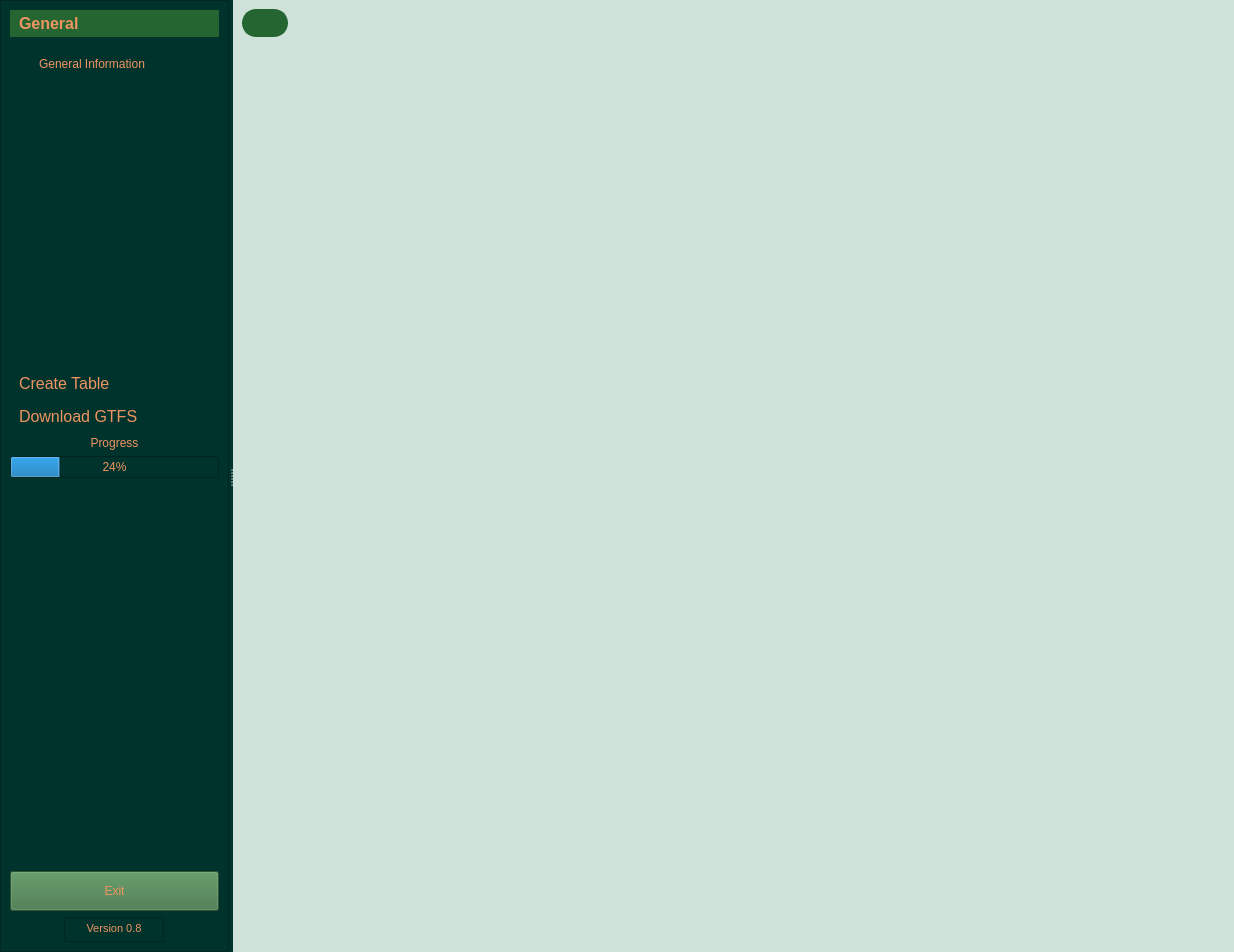
First picture: the form in view/ui/main_window.ui, repository Themishau/GTFStoFahrplan, before the edit.
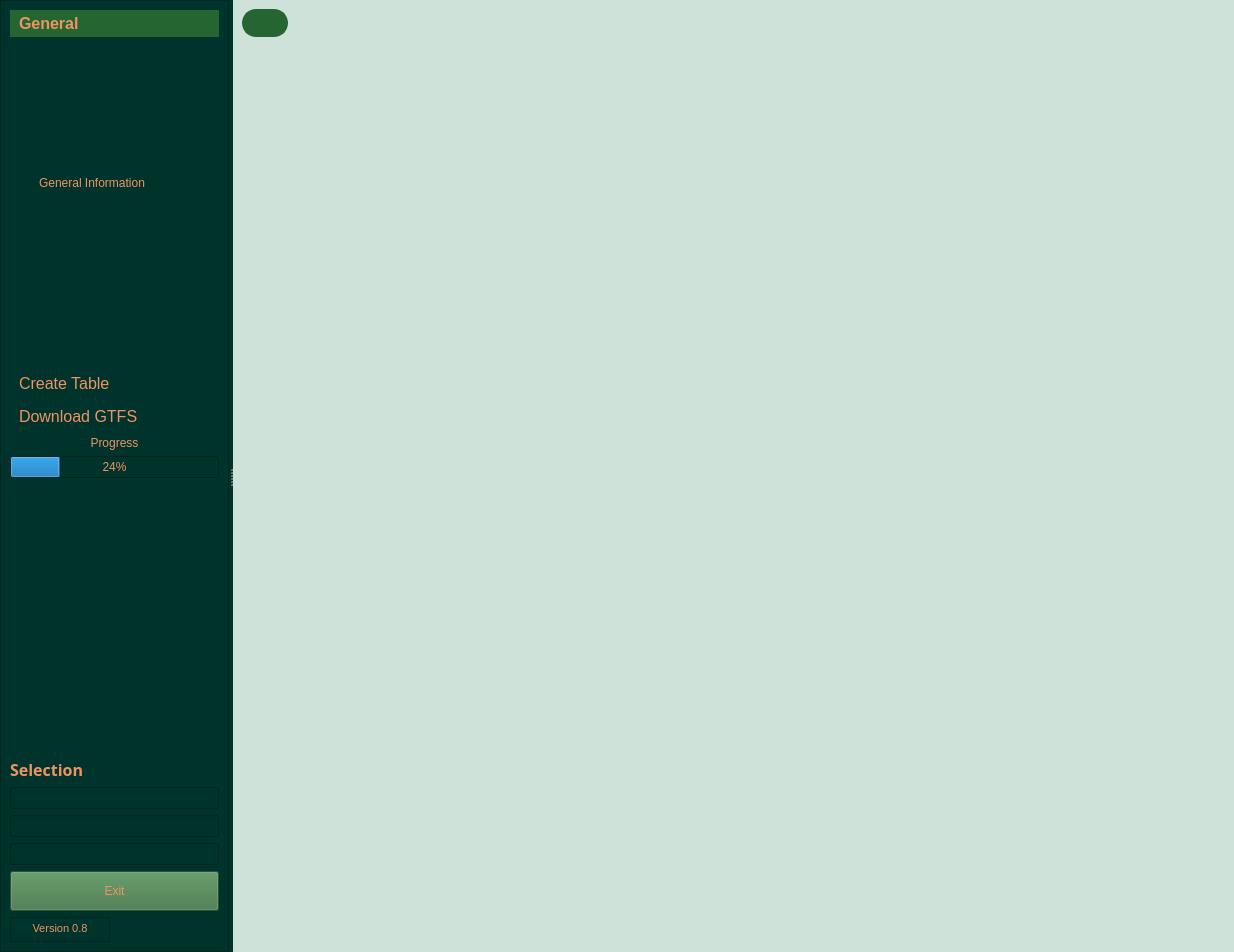
Second picture: the form after the edit. The open tabs and pages were chosen to show the change. Icons and pictures are not drawn.

What changed in the file:
```diff
--- a/view/ui/main_window.ui
+++ b/view/ui/main_window.ui
@@ -177,31 +177,11 @@
           <property name="frameShadow">
            <enum>QFrame::Raised</enum>
           </property>
-          <layout class="QGridLayout" name="gridLayout_7">
-           <item row="7" column="0" alignment="Qt::AlignHCenter|Qt::AlignVCenter">
-            <widget class="QTextBrowser" name="textBrowser">
-             <property name="maximumSize">
-              <size>
-               <width>100</width>
-               <height>25</height>
-              </size>
-             </property>
-             <property name="html">
-              <string>&lt;!DOCTYPE HTML PUBLIC &quot;-//W3C//DTD HTML 4.0//EN&quot; &quot;http://www.w3.org/TR/REC-html40/strict.dtd&quot;&gt;
-&lt;html&gt;&lt;head&gt;&lt;meta name=&quot;qrichtext&quot; content=&quot;1&quot; /&gt;&lt;meta charset=&quot;utf-8&quot; /&gt;&lt;style type=&quot;text/css&quot;&gt;
-p, li { white-space: pre-wrap; }
-hr { height: 1px; border-width: 0; }
-li.unchecked::marker { content: &quot;\2610&quot;; }
-li.checked::marker { content: &quot;\2612&quot;; }
-&lt;/style&gt;&lt;/head&gt;&lt;body style=&quot; font-family:'Segoe UI'; font-size:9pt; font-weight:400; font-style:normal;&quot;&gt;
-&lt;p align=&quot;center&quot; style=&quot; margin-top:0px; margin-bottom:0px; margin-left:0px; margin-right:0px; -qt-block-indent:0; text-indent:0px;&quot;&gt;&lt;span style=&quot; font-family:'MS Shell Dlg 2'; font-size:8.25pt;&quot;&gt;Version 0.8&lt;/span&gt;&lt;/p&gt;&lt;/body&gt;&lt;/html&gt;</string>
-             </property>
-            </widget>
-           </item>
-           <item row="2" column="0" alignment="Qt::AlignTop">
+          <layout class="QVBoxLayout" name="verticalLayout">
+           <item>
             <widget class="QToolBox" name="toolBox">
              <property name="sizePolicy">
-              <sizepolicy hsizetype="Expanding" vsizetype="Expanding">
+              <sizepolicy hsizetype="Expanding" vsizetype="Minimum">
                <horstretch>0</horstretch>
                <verstretch>0</verstretch>
               </sizepolicy>
@@ -262,6 +242,9 @@
                  <property name="orientation">
                   <enum>Qt::Vertical</enum>
                  </property>
+                 <property name="sizeType">
+                  <enum>QSizePolicy::Minimum</enum>
+                 </property>
                  <property name="sizeHint" stdset="0">
                   <size>
                    <width>20</width>
@@ -393,43 +376,7 @@
              </widget>
             </widget>
            </item>
-           <item row="6" column="0">
-            <widget class="QPushButton" name="btnExit">
-             <property name="minimumSize">
-              <size>
-               <width>100</width>
-               <height>40</height>
-              </size>
-             </property>
-             <property name="styleSheet">
-              <string notr="true">background-color: #3f7444;</string>
-             </property>
-             <property name="text">
-              <string>Exit</string>
-             </property>
-            </widget>
-           </item>
-           <item row="5" column="0">
-            <spacer name="verticalSpacer_4">
-             <property name="orientation">
-              <enum>Qt::Vertical</enum>
-             </property>
-             <property name="sizeHint" stdset="0">
-              <size>
-               <width>20</width>
-               <height>40</height>
-              </size>
-             </property>
-            </spacer>
-           </item>
-           <item row="4" column="0">
-            <widget class="QProgressBar" name="progressBar">
-             <property name="value">
-              <number>24</number>
-             </property>
-            </widget>
-           </item>
-           <item row="3" column="0">
+           <item>
             <widget class="QLabel" name="label_progress">
              <property name="text">
               <string>Progress</string>
@@ -439,6 +386,114 @@
              </property>
             </widget>
            </item>
+           <item>
+            <widget class="QProgressBar" name="progressBar">
+             <property name="value">
+              <number>24</number>
+             </property>
+            </widget>
+           </item>
+           <item>
+            <spacer name="verticalSpacer_4">
+             <property name="orientation">
+              <enum>Qt::Vertical</enum>
+             </property>
+             <property name="sizeHint" stdset="0">
+              <size>
+               <width>20</width>
+               <height>80</height>
+              </size>
+             </property>
+            </spacer>
+           </item>
+           <item>
+            <layout class="QGridLayout" name="gridLayout_7">
+             <item row="0" column="0">
+              <widget class="QLabel" name="label_16">
+               <property name="font">
+                <font>
+                 <family>72</family>
+                 <pointsize>8</pointsize>
+                 <italic>false</italic>
+                 <bold>false</bold>
+                </font>
+               </property>
+               <property name="styleSheet">
+                <string notr="true"/>
+               </property>
+               <property name="text">
+                <string>&lt;html&gt;&lt;head/&gt;&lt;body&gt;&lt;p&gt;&lt;span style=&quot; font-size:12pt; font-weight:600;&quot;&gt;Selection&lt;/span&gt;&lt;/p&gt;&lt;/body&gt;&lt;/html&gt;</string>
+               </property>
+              </widget>
+             </item>
+             <item row="1" column="0">
+              <widget class="QLineEdit" name="line_Selection_format">
+               <property name="enabled">
+                <bool>false</bool>
+               </property>
+               <property name="styleSheet">
+                <string notr="true"/>
+               </property>
+              </widget>
+             </item>
+             <item row="13" column="0">
+              <widget class="QLineEdit" name="line_Selection_trips">
+               <property name="enabled">
+                <bool>false</bool>
+               </property>
+               <property name="styleSheet">
+                <string notr="true"/>
+               </property>
+              </widget>
+             </item>
+             <item row="12" column="0">
+              <widget class="QLineEdit" name="line_Selection_agency">
+               <property name="enabled">
+                <bool>false</bool>
+               </property>
+               <property name="styleSheet">
+                <string notr="true"/>
+               </property>
+              </widget>
+             </item>
+            </layout>
+           </item>
+           <item>
+            <widget class="QPushButton" name="btnExit">
+             <property name="minimumSize">
+              <size>
+               <width>100</width>
+               <height>40</height>
+              </size>
+             </property>
+             <property name="styleSheet">
+              <string notr="true">background-color: #3f7444;</string>
+             </property>
+             <property name="text">
+              <string>Exit</string>
+             </property>
+            </widget>
+           </item>
+           <item>
+            <widget class="QTextBrowser" name="textBrowser">
+             <property name="maximumSize">
+              <size>
+               <width>100</width>
+               <height>25</height>
+              </size>
+             </property>
+             <property name="html">
+              <string>&lt;!DOCTYPE HTML PUBLIC &quot;-//W3C//DTD HTML 4.0//EN&quot; &quot;http://www.w3.org/TR/REC-html40/strict.dtd&quot;&gt;
+&lt;html&gt;&lt;head&gt;&lt;meta name=&quot;qrichtext&quot; content=&quot;1&quot; /&gt;&lt;meta charset=&quot;utf-8&quot; /&gt;&lt;style type=&quot;text/css&quot;&gt;
+p, li { white-space: pre-wrap; }
+hr { height: 1px; border-width: 0; }
+li.unchecked::marker { content: &quot;\2610&quot;; }
+li.checked::marker { content: &quot;\2612&quot;; }
+&lt;/style&gt;&lt;/head&gt;&lt;body style=&quot; font-family:'Segoe UI'; font-size:9pt; font-weight:400; font-style:normal;&quot;&gt;
+&lt;p align=&quot;center&quot; style=&quot; margin-top:0px; margin-bottom:0px; margin-left:0px; margin-right:0px; -qt-block-indent:0; text-indent:0px;&quot;&gt;&lt;span style=&quot; font-family:'MS Shell Dlg 2'; font-size:8.25pt;&quot;&gt;Version 0.8&lt;/span&gt;&lt;/p&gt;&lt;/body&gt;&lt;/html&gt;</string>
+             </property>
+            </widget>
+           </item>
           </layout>
          </widget>
         </item>
```
Left out of the diff: 4 changed lines with no effect on the pictures.
